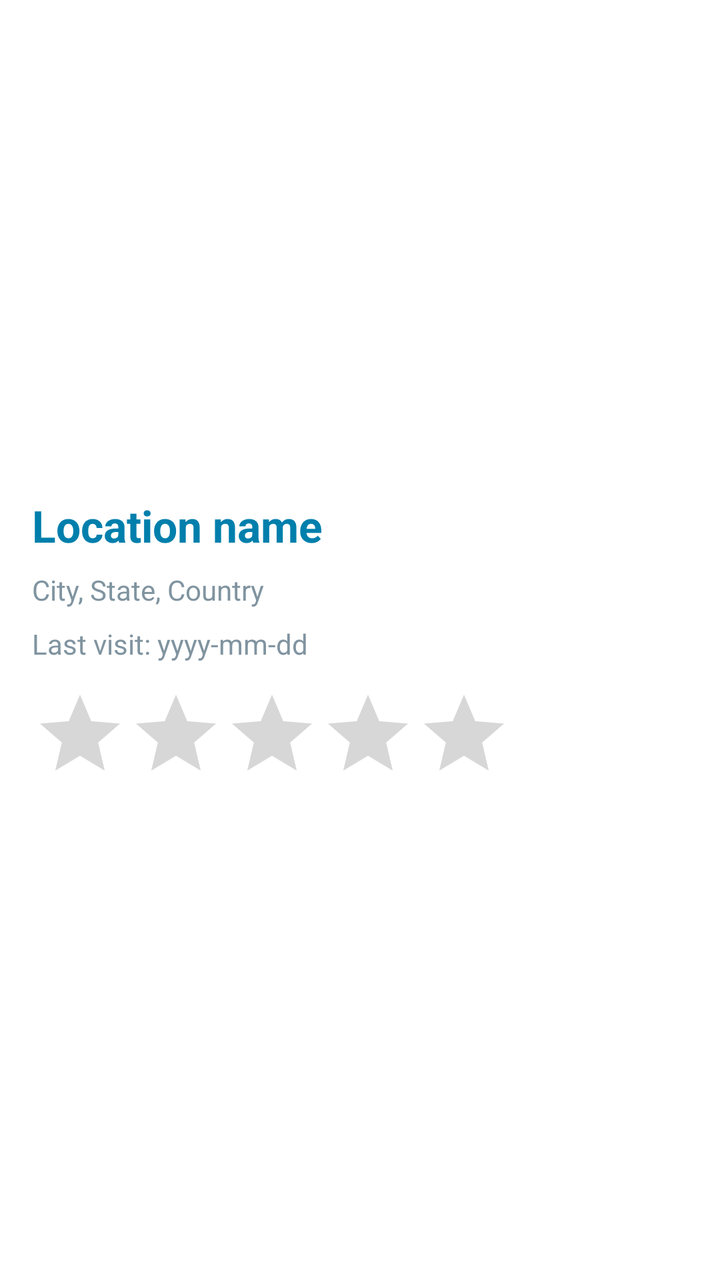
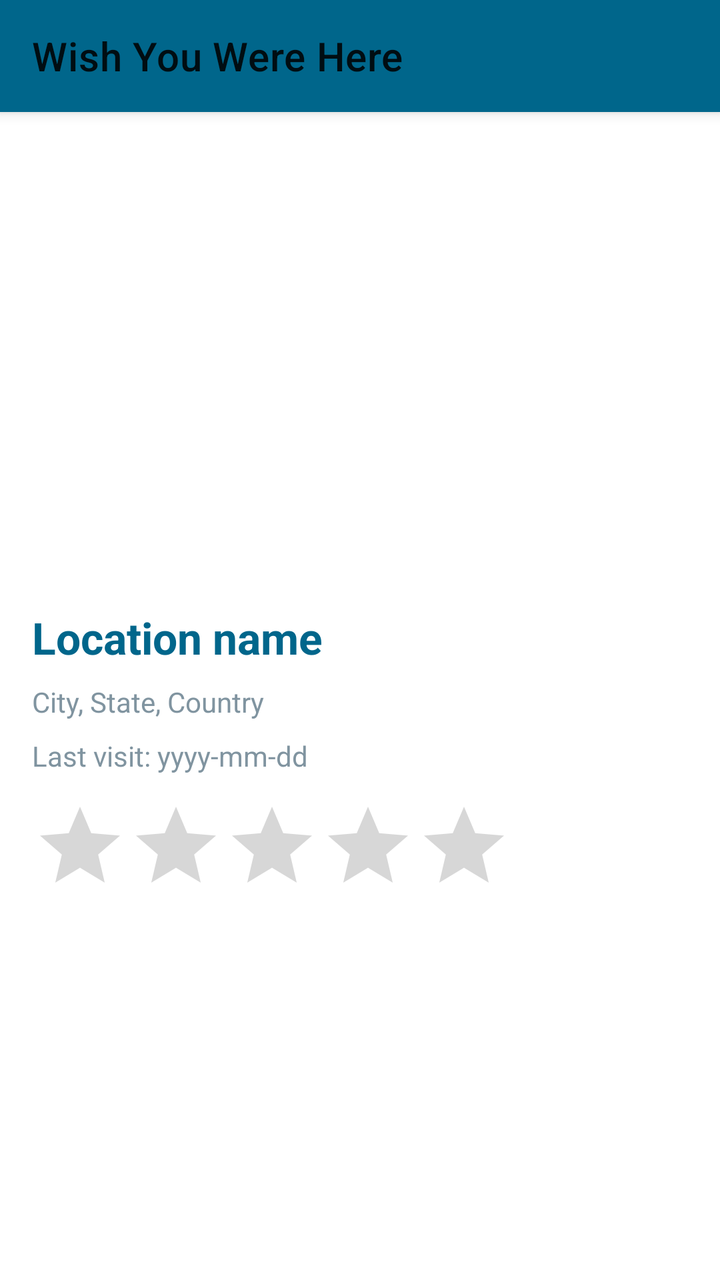

Two renders of the same Android screen: before a commit and after it. Below are the layout's source before the change and the commit's diff.
<!-- AndroidManifest.xml: application theme Theme.PassTask2AWishYouWereHere -->
<!-- res/layout/activity_location_detail.xml -->
<?xml version="1.0" encoding="utf-8"?>
<ScrollView xmlns:android="http://schemas.android.com/apk/res/android"
    android:id="@+id/scroll_detail"
    android:layout_width="match_parent"
    android:layout_height="match_parent"
    android:clipToPadding="false"
    android:fillViewport="true">

    <LinearLayout
        android:layout_width="match_parent"
        android:layout_height="wrap_content"
        android:orientation="vertical"
        android:padding="16dp">

        <ImageView
            android:id="@+id/iv_detail_location"
            android:layout_width="match_parent"
            android:layout_height="220dp"
            android:contentDescription="@string/location_image_content_description"
            android:scaleType="centerCrop" />

        <TextView
            android:id="@+id/tv_detail_name"
            style="@style/ScreenHeadingStyle"
            android:layout_width="match_parent"
            android:layout_height="wrap_content"
            android:layout_marginTop="12dp"
            android:text="@string/placeholder_location"
            android:textColor="@color/material_dynamic_primary50" />

        <TextView
            android:id="@+id/tv_detail_place"
            style="@style/LocationMetaStyle"
            android:layout_width="match_parent"
            android:layout_height="wrap_content"
            android:layout_marginTop="8dp"
            android:text="@string/placeholder_place"
            android:textColor="@color/material_dynamic_secondary60" />

        <TextView
            android:id="@+id/tv_detail_date"
            style="@style/LocationMetaStyle"
            android:layout_width="match_parent"
            android:layout_height="wrap_content"
            android:layout_marginTop="8dp"
            android:text="@string/placeholder_date"
            android:textColor="@color/material_dynamic_secondary60" />

        <RatingBar
            android:id="@+id/rb_detail_rating"
            android:layout_width="wrap_content"
            android:layout_height="wrap_content"
            android:layout_marginTop="12dp"
            android:isIndicator="true"
            android:numStars="5"
            android:stepSize="0.5" />

    </LinearLayout>
</ScrollView>
<!-- resources referenced by this layout -->
<resources>
  <string name="location_image_content_description">Location image</string>
  <string name="placeholder_date">Last visit: yyyy-mm-dd</string>
  <string name="placeholder_location">Location name</string>
  <string name="placeholder_place">City, State, Country</string>
  <style name="LocationMetaStyle">
          <item name="android:textSize">14sp</item>
          <item name="android:textColor">@color/material_dynamic_secondary60</item>
      </style>
  <style name="ScreenHeadingStyle">
          <item name="android:textSize">22sp</item>
          <item name="android:textStyle">bold</item>
          <item name="android:textColor">@color/material_dynamic_primary40</item>
      </style>
  <style name="Theme.PassTask2AWishYouWereHere" parent="Theme.MaterialComponents.DayNight.NoActionBar">
          
          <item name="colorPrimary">@color/purple_500</item>
          <item name="colorPrimaryVariant">@color/purple_700</item>
          <item name="colorOnPrimary">@color/white</item>
          
          <item name="colorSecondary">@color/teal_200</item>
          <item name="colorSecondaryVariant">@color/teal_700</item>
          <item name="colorOnSecondary">@color/black</item>
          
          <item name="android:statusBarColor">?attr/colorPrimaryVariant</item>
          
          <item name="android:elevation">4dp</item>
      </style>
  <color name="purple_500">#FF6200EE</color>
  <color name="purple_700">#FF3700B3</color>
  <color name="white">#FFFFFFFF</color>
  <color name="teal_200">#FF03DAC5</color>
  <color name="teal_700">#FF018786</color>
  <color name="black">#FF000000</color>
</resources>

<!-- the commit's change to res/layout/activity_location_detail.xml (unified diff, before → after) -->
@@ -1,16 +1,37 @@
 <?xml version="1.0" encoding="utf-8"?>
-<ScrollView xmlns:android="http://schemas.android.com/apk/res/android"
-    android:id="@+id/scroll_detail"
+<androidx.coordinatorlayout.widget.CoordinatorLayout xmlns:android="http://schemas.android.com/apk/res/android"
+    xmlns:app="http://schemas.android.com/apk/res-auto"
     android:layout_width="match_parent"
     android:layout_height="match_parent"
-    android:clipToPadding="false"
-    android:fillViewport="true">
+    android:fitsSystemWindows="true">
 
-    <LinearLayout
+    <com.google.android.material.appbar.AppBarLayout
         android:layout_width="match_parent"
         android:layout_height="wrap_content"
-        android:orientation="vertical"
-        android:padding="16dp">
+        android:theme="@style/Theme.PassTask2AWishYouWereHere">
+
+        <androidx.appcompat.widget.Toolbar
+            android:id="@+id/toolbar_detail"
+            android:layout_width="match_parent"
+            android:layout_height="wrap_content"
+            android:background="?attr/colorPrimary"
+            app:title="@string/app_name" />
+
+    </com.google.android.material.appbar.AppBarLayout>
+
+    <androidx.core.widget.NestedScrollView
+        android:id="@+id/scroll_detail"
+        android:layout_width="match_parent"
+        android:layout_height="match_parent"
+        android:clipToPadding="false"
+        android:fillViewport="true"
+        app:layout_behavior="@string/appbar_scrolling_view_behavior">
+
+        <LinearLayout
+            android:layout_width="match_parent"
+            android:layout_height="wrap_content"
+            android:orientation="vertical"
+            android:padding="16dp">
 
         <ImageView
             android:id="@+id/iv_detail_location"
@@ -25,8 +46,7 @@
             android:layout_width="match_parent"
             android:layout_height="wrap_content"
             android:layout_marginTop="12dp"
-            android:text="@string/placeholder_location"
-            android:textColor="@color/material_dynamic_primary50" />
+            android:text="@string/placeholder_location" />
 
         <TextView
             android:id="@+id/tv_detail_place"
@@ -34,8 +54,7 @@
             android:layout_width="match_parent"
             android:layout_height="wrap_content"
             android:layout_marginTop="8dp"
-            android:text="@string/placeholder_place"
-            android:textColor="@color/material_dynamic_secondary60" />
+            android:text="@string/placeholder_place" />
 
         <TextView
             android:id="@+id/tv_detail_date"
@@ -43,8 +62,7 @@
             android:layout_width="match_parent"
             android:layout_height="wrap_content"
             android:layout_marginTop="8dp"
-            android:text="@string/placeholder_date"
-            android:textColor="@color/material_dynamic_secondary60" />
+            android:text="@string/placeholder_date" />
 
         <RatingBar
             android:id="@+id/rb_detail_rating"
@@ -55,5 +73,8 @@
             android:numStars="5"
             android:stepSize="0.5" />
 
-    </LinearLayout>
-</ScrollView>
+        </LinearLayout>
+
+    </androidx.core.widget.NestedScrollView>
+
+</androidx.coordinatorlayout.widget.CoordinatorLayout>
<!-- resource entries referenced after the edit -->
@@ -1,5 +1,6 @@
 <!-- resources referenced by this layout -->
 <resources>
+  <string name="app_name">Wish You Were Here</string>
   <string name="location_image_content_description">Location image</string>
   <string name="placeholder_date">Last visit: yyyy-mm-dd</string>
   <string name="placeholder_location">Location name</string>
@@ -15,7 +16,7 @@
       </style>
   <style name="Theme.PassTask2AWishYouWereHere" parent="Theme.MaterialComponents.DayNight.NoActionBar">
           
-          <item name="colorPrimary">@color/purple_500</item>
+          <item name="colorPrimary">@color/material_dynamic_primary40</item>
           <item name="colorPrimaryVariant">@color/purple_700</item>
           <item name="colorOnPrimary">@color/white</item>
           
@@ -27,7 +28,6 @@
           
           <item name="android:elevation">4dp</item>
       </style>
-  <color name="purple_500">#FF6200EE</color>
   <color name="purple_700">#FF3700B3</color>
   <color name="white">#FFFFFFFF</color>
   <color name="teal_200">#FF03DAC5</color>
